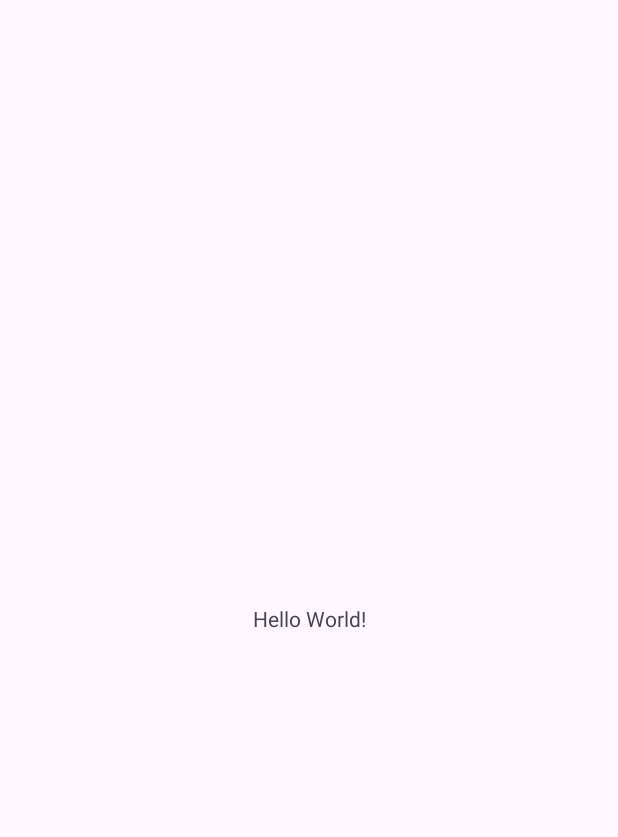
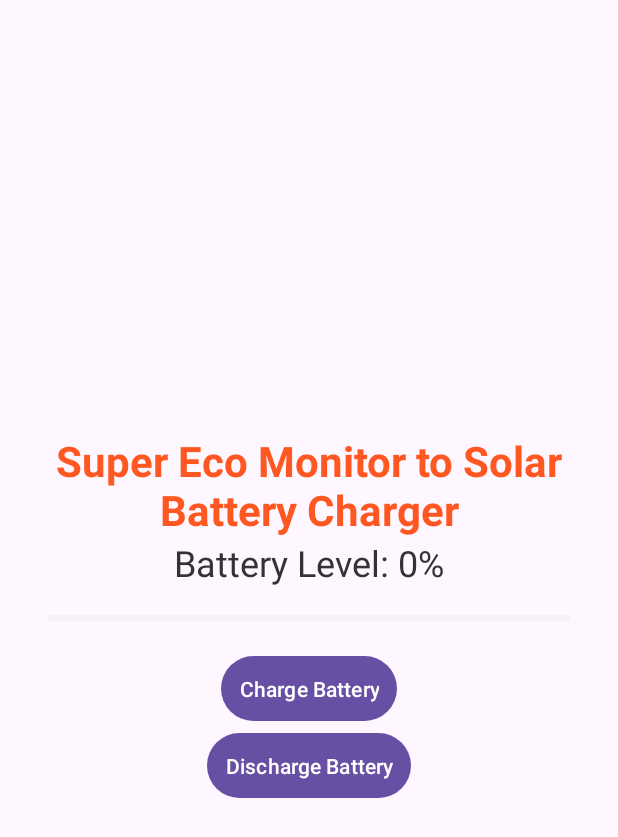
Before and after one commit to JQuintero2430/BatteryChargerApp, an Android app: the screen it shows after launch (MainActivity), on a phone screen of 412 x 824 dp. Before the commit the part shown is almost empty. Shown: the top 837 px of the screen. Run offline under Robolectric (Android 15) with nearby library versions, the phone set to English and light mode, and no system bars.

Commit message:
se crea el layout

```diff
--- a/app/src/main/java/com/jquintero/batterycharger/MainActivity.java
+++ b/app/src/main/java/com/jquintero/batterycharger/MainActivity.java
@@ -10,7 +10,5 @@ public class MainActivity extends AppCompatActivity {
     protected void onCreate(Bundle savedInstanceState) {
         super.onCreate(savedInstanceState);
         setContentView(R.layout.activity_main);
-
-
     }
 }
--- a/app/src/main/res/layout/activity_main.xml
+++ b/app/src/main/res/layout/activity_main.xml
@@ -4,15 +4,69 @@
     xmlns:tools="http://schemas.android.com/tools"
     android:layout_width="match_parent"
     android:layout_height="match_parent"
+    android:padding="16dp"
     tools:context=".MainActivity">
 
-    <TextView
-        android:layout_width="wrap_content"
-        android:layout_height="wrap_content"
-        android:text="Hello World!"
-        app:layout_constraintBottom_toBottomOf="parent"
-        app:layout_constraintEnd_toEndOf="parent"
-        app:layout_constraintStart_toStartOf="parent"
-        app:layout_constraintTop_toTopOf="parent" />
+ <LinearLayout
+     android:layout_width="match_parent"
+     android:layout_height="wrap_content"
+     android:gravity="center"
+     app:layout_constraintTop_toTopOf="parent"
+     app:layout_constraintStart_toStartOf="parent"
+     app:layout_constraintEnd_toEndOf="parent"
+     app:layout_constraintBottom_toBottomOf="parent"
+     android:orientation="vertical"
+     tools:ignore="MissingConstraints">
+
+     <TextView
+         android:id="@+id/title"
+         android:layout_width="wrap_content"
+         android:layout_height="wrap_content"
+         android:text="@string/title"
+         android:textStyle="bold"
+         android:textColor="@color/orange"
+         android:textSize="28sp"
+         android:textAlignment="center"
+         />
+
+     <TextView
+         android:id="@+id/batteryLevelTextView"
+         android:layout_width="wrap_content"
+         android:layout_height="wrap_content"
+         android:textSize="24sp"
+         android:textColor="#333333"
+         android:text="@string/battery_level"
+         />
+
+     <ProgressBar
+         android:id="@+id/batteryProgressBar"
+         style="@style/Widget.AppCompat.ProgressBar.Horizontal"
+         android:layout_width="match_parent"
+         android:layout_height="10dp"
+         android:layout_marginTop="16dp"
+         android:progressTint="#4CAF50"
+         android:progressBackgroundTint="#E0E0E0"
+         android:max="100"
+         android:progress="0"
+         android:layout_margin="16dp"
+         />
+
+     <Button
+         android:id="@+id/btnChargeBattery"
+         android:layout_width="wrap_content"
+         android:layout_height="wrap_content"
+         android:padding="12dp"
+         android:text="@string/charge_battery"/>
+
+     <Button
+         android:id="@+id/btnDischargeBattery"
+         android:layout_width="wrap_content"
+         android:layout_height="wrap_content"
+         android:padding="12dp"
+         android:text="@string/discharge_battery"/>
+
+
+
+ </LinearLayout>
 
 </androidx.constraintlayout.widget.ConstraintLayout>
--- a/app/src/main/res/values/colors.xml
+++ b/app/src/main/res/values/colors.xml
@@ -2,4 +2,5 @@
 <resources>
     <color name="black">#FF000000</color>
     <color name="white">#FFFFFFFF</color>
+    <color name="orange">#FF5722</color>
 </resources>
--- a/app/src/main/res/values/strings.xml
+++ b/app/src/main/res/values/strings.xml
@@ -1,3 +1,7 @@
 <resources>
     <string name="app_name">Battery charger</string>
+    <string name="title">Super Eco Monitor to Solar Battery Charger</string>
+    <string name="charge_battery">Charge Battery</string>
+    <string name="discharge_battery">Discharge Battery</string>
+    <string name="battery_level">Battery Level: 0%</string>
 </resources>
```
